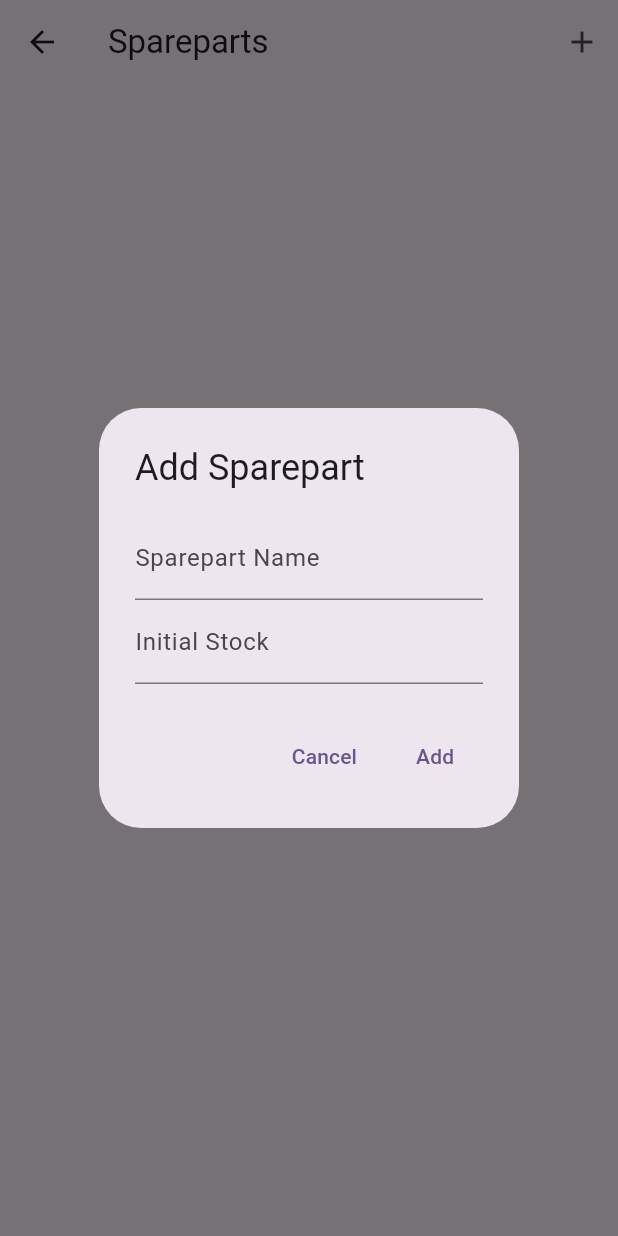
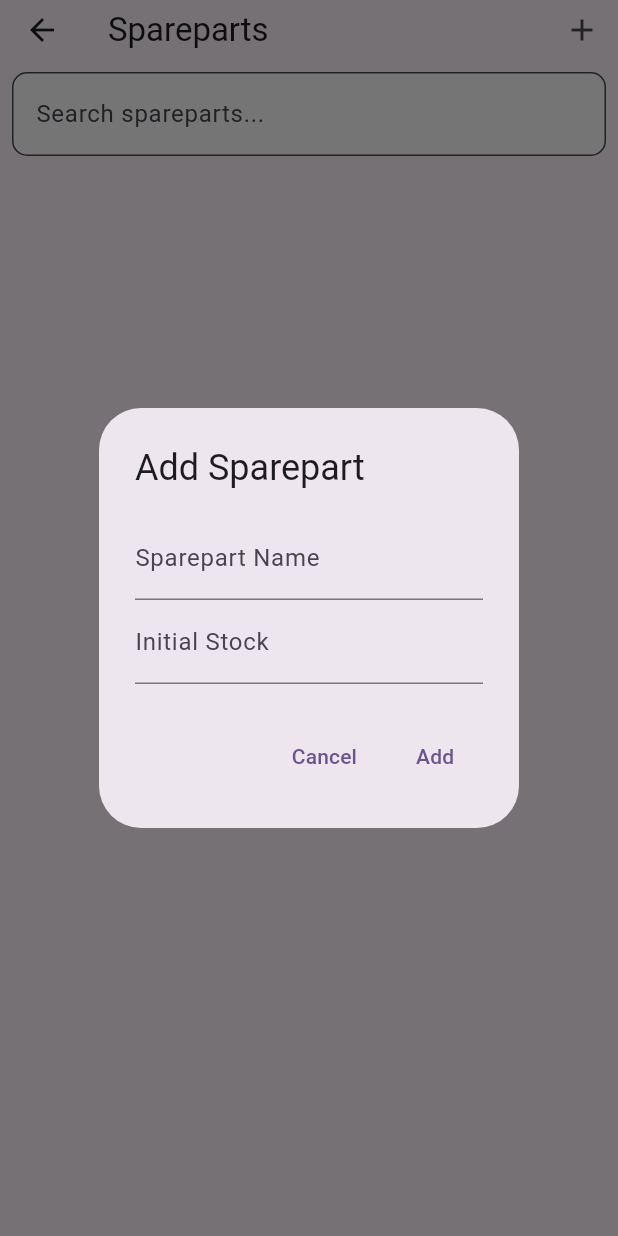
Before and after one commit to RayhanSakha/tpm_finals, a Flutter app: the SparepartPage screen opened directly, after a tap on the "add" icon, on a phone screen of 412 x 824 dp. Run offline on Flutter 3.47's test engine with Material 3 defaults, Android fonts, the phone set to English and light mode, and no system bars; our stand-ins replace hive, hive_flutter; accounts and stored records are empty.

Commit message:
search update

```diff
--- a/lib/spareparts.dart
+++ b/lib/spareparts.dart
@@ -9,6 +9,7 @@ class SparepartPage extends StatefulWidget {
 
 class _SparepartPageState extends State<SparepartPage> {
   late Box<Sparepart> sparepartBox;
+  String searchQuery = "";
 
   @override
   void initState() {
@@ -122,6 +123,16 @@ class _SparepartPageState extends State<SparepartPage> {
     });
   }
 
+  List<Sparepart> _filterSpareparts(String query) {
+    if (query.isEmpty) {
+      return sparepartBox.values.toList();
+    } else {
+      return sparepartBox.values
+          .where((sparepart) => sparepart.name.toLowerCase().contains(query.toLowerCase()))
+          .toList();
+    }
+  }
+
   @override
   Widget build(BuildContext context) {
     return Scaffold(
@@ -133,19 +144,41 @@ class _SparepartPageState extends State<SparepartPage> {
             onPressed: _addSparepart,
           ),
         ],
+        bottom: PreferredSize(
+          preferredSize: Size.fromHeight(kToolbarHeight),
+          child: Padding(
+            padding: const EdgeInsets.all(8.0),
+            child: TextField(
+              decoration: InputDecoration(
+                hintText: 'Search spareparts...',
+                border: OutlineInputBorder(
+                  borderRadius: BorderRadius.circular(10.0),
+                ),
+                filled: true,
+                fillColor: Colors.white,
+              ),
+              onChanged: (value) {
+                setState(() {
+                  searchQuery = value;
+                });
+              },
+            ),
+          ),
+        ),
       ),
       body: ValueListenableBuilder(
         valueListenable: sparepartBox.listenable(),
         builder: (context, Box<Sparepart> box, _) {
-          if (box.values.isEmpty) {
+          final filteredSpareparts = _filterSpareparts(searchQuery);
+          if (filteredSpareparts.isEmpty) {
             return Center(
               child: Text('No spareparts available.'),
             );
           }
           return ListView.builder(
-            itemCount: box.length,
+            itemCount: filteredSpareparts.length,
             itemBuilder: (context, index) {
-              final sparepart = box.getAt(index) as Sparepart;
+              final sparepart = filteredSpareparts[index];
               return ListTile(
                 title: Text(sparepart.name),
                 subtitle: Text('Stock: ${sparepart.stock}'),
--- a/lib/workers.dart
+++ b/lib/workers.dart
@@ -20,7 +20,7 @@ class _WorkerPageState extends State<WorkerPage> {
 
 
   Future<void> _fetchWorkers() async {
-    final response = await http.get(Uri.parse('https://randomuser.me/api/?results=10'));
+    final response = await http.get(Uri.parse('https://randomuser.me/api/?results=25'));
     if (response.statusCode == 200) {
       final data = json.decode(response.body);
       final List<Worker> loadedWorkers = [];
```
